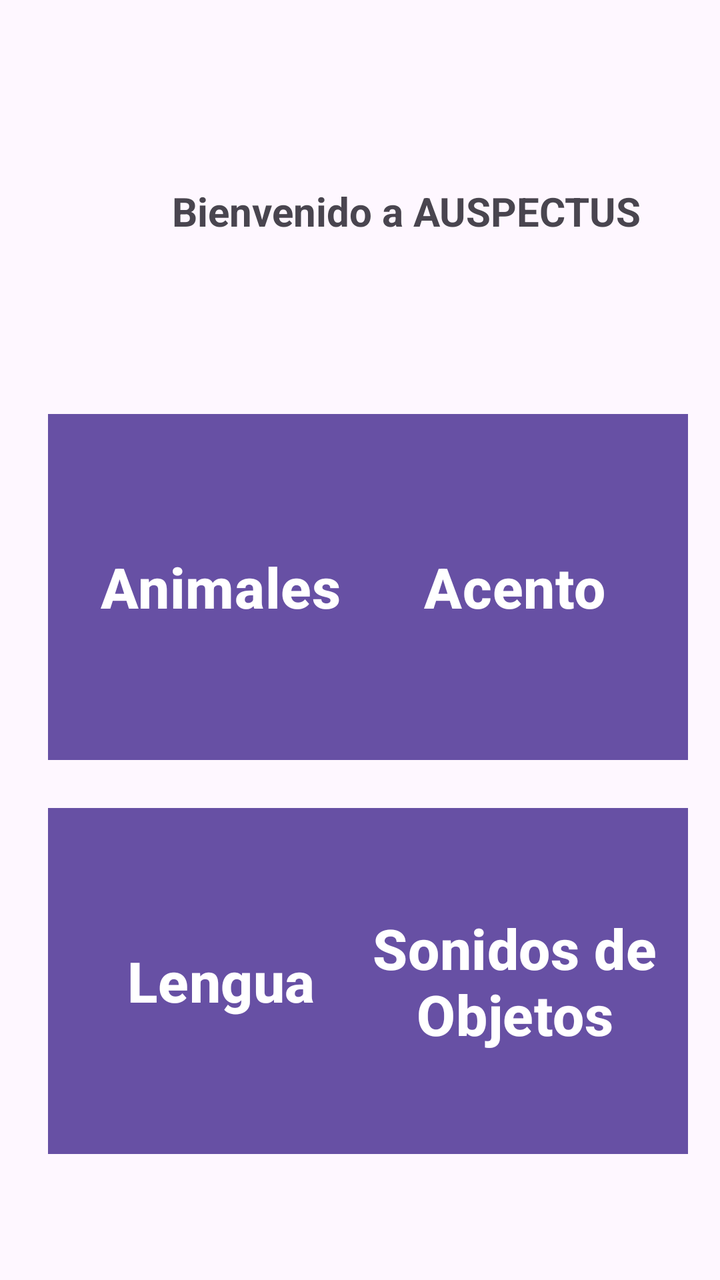
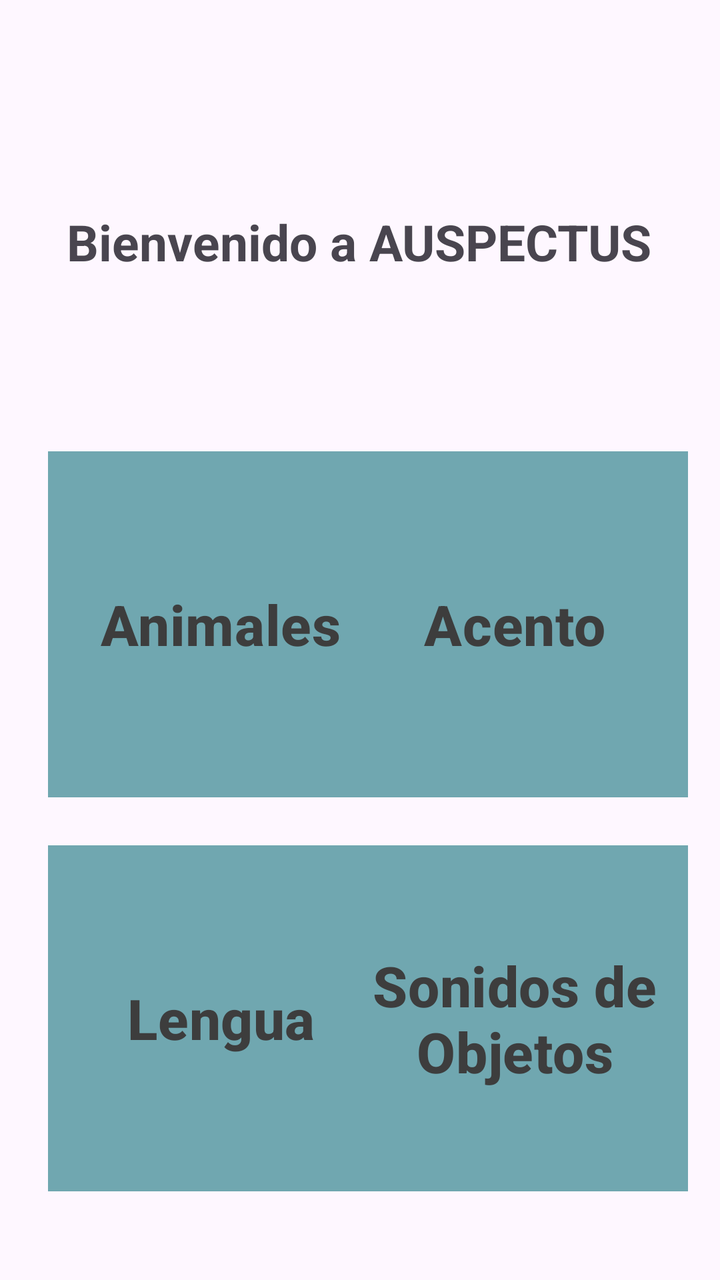

An Android layout rendered at two revisions. The XML below is the earlier revision; the diff shows what the commit changed to produce the second picture.
<!-- AndroidManifest.xml: application theme Theme.AuspectusPantallas -->
<!-- res/layout/activity_main.xml -->
<?xml version="1.0" encoding="utf-8"?>
<androidx.constraintlayout.widget.ConstraintLayout xmlns:android="http://schemas.android.com/apk/res/android"
    xmlns:app="http://schemas.android.com/apk/res-auto"
    xmlns:tools="http://schemas.android.com/tools"
    android:id="@+id/main"
    android:layout_width="match_parent"
    android:layout_height="match_parent"
    tools:context=".MainActivity">


    <TextView
        android:id="@+id/textView2"
        android:layout_width="wrap_content"
        android:layout_height="wrap_content"
        android:layout_marginStart="86dp"
        android:layout_marginTop="92dp"
        android:layout_marginEnd="87dp"
        android:text="Bienvenido a AUSPECTUS"
        android:textSize="20sp"
        android:textStyle="bold"
        app:layout_constraintEnd_toEndOf="parent"
        app:layout_constraintHorizontal_bias="0.0"
        app:layout_constraintStart_toStartOf="parent"
        app:layout_constraintTop_toTopOf="parent" />

    <Button
        android:id="@+id/btn3"
        android:layout_width="173dp"
        android:layout_height="173dp"
        android:layout_marginStart="24dp"
        android:layout_marginTop="24dp"
        android:insetTop="0dp"
        android:insetBottom="0dp"
        android:padding="0dp"
        android:text="Lengua"
        android:textSize="28sp"
        android:textStyle="bold"
        app:cornerRadius="0dp"
        app:layout_constraintEnd_toStartOf="@+id/btn4"
        app:layout_constraintHorizontal_bias="0.0"
        app:layout_constraintStart_toStartOf="parent"
        app:layout_constraintTop_toBottomOf="@+id/btn1" />

    <Button
        android:id="@+id/btn2"
        android:layout_width="173dp"
        android:layout_height="173dp"
        android:layout_marginTop="88dp"
        android:layout_marginEnd="16dp"
        android:insetTop="0dp"
        android:insetBottom="0dp"
        android:padding="0dp"
        android:text="Acento"
        android:textSize="28sp"
        android:textStyle="bold"
        app:cornerRadius="0dp"
        app:layout_constraintEnd_toEndOf="parent"
        app:layout_constraintTop_toBottomOf="@+id/textView2" />

    <Button
        android:id="@+id/btn1"
        android:layout_width="173dp"
        android:layout_height="173dp"
        android:layout_marginStart="24dp"
        android:layout_marginTop="88dp"
        android:insetTop="0dp"
        android:insetBottom="0dp"
        android:padding="0dp"
        android:text="Animales"
        android:textSize="28sp"
        android:textStyle="bold"
        app:cornerRadius="0dp"
        app:layout_constraintEnd_toStartOf="@+id/btn2"
        app:layout_constraintHorizontal_bias="0.0"
        app:layout_constraintStart_toStartOf="parent"
        app:layout_constraintTop_toBottomOf="@+id/textView2" />

    <Button
        android:id="@+id/btn4"
        android:layout_width="173dp"
        android:layout_height="173dp"
        android:layout_marginTop="24dp"
        android:layout_marginEnd="16dp"
        android:insetTop="0dp"
        android:insetBottom="0dp"
        android:padding="0dp"
        android:text="Sonidos de Objetos"
        android:textSize="28sp"
        android:textStyle="bold"
        app:cornerRadius="0dp"
        app:layout_constraintEnd_toEndOf="parent"
        app:layout_constraintTop_toBottomOf="@+id/btn2" />
</androidx.constraintlayout.widget.ConstraintLayout>
<!-- resources referenced by this layout -->
<resources>
  <style name="Theme.AuspectusPantallas" parent="Base.Theme.AuspectusPantallas" />
  <style name="Base.Theme.AuspectusPantallas" parent="Theme.Material3.DayNight.NoActionBar">
          
          
      </style>
</resources>

<!-- the commit's change to res/layout/activity_main.xml (unified diff, before → after) -->
@@ -12,14 +12,13 @@
         android:id="@+id/textView2"
         android:layout_width="wrap_content"
         android:layout_height="wrap_content"
-        android:layout_marginStart="86dp"
-        android:layout_marginTop="92dp"
-        android:layout_marginEnd="87dp"
+        android:layout_marginStart="58dp"
+        android:layout_marginTop="104dp"
+        android:layout_marginEnd="59dp"
         android:text="Bienvenido a AUSPECTUS"
-        android:textSize="20sp"
+        android:textSize="25sp"
         android:textStyle="bold"
         app:layout_constraintEnd_toEndOf="parent"
-        app:layout_constraintHorizontal_bias="0.0"
         app:layout_constraintStart_toStartOf="parent"
         app:layout_constraintTop_toTopOf="parent" />
 
@@ -33,6 +32,8 @@
         android:insetBottom="0dp"
         android:padding="0dp"
         android:text="Lengua"
+        android:textColor="#3D3D3D"
+        android:backgroundTint="#70A7B0"
         android:textSize="28sp"
         android:textStyle="bold"
         app:cornerRadius="0dp"
@@ -50,7 +51,9 @@
         android:insetTop="0dp"
         android:insetBottom="0dp"
         android:padding="0dp"
+        android:textColor="#3D3D3D"
         android:text="Acento"
+        android:backgroundTint="#70A7B0"
         android:textSize="28sp"
         android:textStyle="bold"
         app:cornerRadius="0dp"
@@ -68,7 +71,9 @@
         android:padding="0dp"
         android:text="Animales"
         android:textSize="28sp"
+        android:textColor="#3D3D3D"
         android:textStyle="bold"
+        android:backgroundTint="#70A7B0"
         app:cornerRadius="0dp"
         app:layout_constraintEnd_toStartOf="@+id/btn2"
         app:layout_constraintHorizontal_bias="0.0"
@@ -85,6 +90,8 @@
         android:insetBottom="0dp"
         android:padding="0dp"
         android:text="Sonidos de Objetos"
+        android:textColor="#3D3D3D"
+        android:backgroundTint="@color/Boton"
         android:textSize="28sp"
         android:textStyle="bold"
         app:cornerRadius="0dp"
<!-- resource entries referenced after the edit -->
@@ -1,7 +1,8 @@
 <!-- resources referenced by this layout -->
 <resources>
+  <color name="Boton">#70A7B0</color>
   <style name="Theme.AuspectusPantallas" parent="Base.Theme.AuspectusPantallas" />
-  <style name="Base.Theme.AuspectusPantallas" parent="Theme.Material3.DayNight.NoActionBar">
+  <style name="Base.Theme.AuspectusPantallas" parent="Theme.Material3.Light.NoActionBar">
           
           
       </style>
